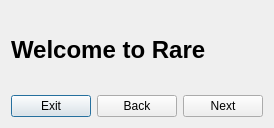
Qt form rare/ui/components/dialogs/login/login_dialog.ui (RareDevs/Rare) before a commit.
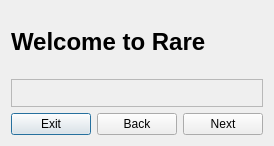
The same form after that commit.

Commit message:
LoginDialog: update to handle exceptions when errors are logged
Also update the forms to fix the dialog being stretched when the
EGL manifest path was too long

What changed in the file:
```diff
--- a/rare/ui/components/dialogs/login/login_dialog.ui
+++ b/rare/ui/components/dialogs/login/login_dialog.ui
@@ -6,8 +6,8 @@
    <rect>
     <x>0</x>
     <y>0</y>
-    <width>241</width>
-    <height>128</height>
+    <width>242</width>
+    <height>146</height>
    </rect>
   </property>
   <property name="windowTitle">
@@ -24,7 +24,7 @@
      </property>
      <property name="sizeHint" stdset="0">
       <size>
-       <width>0</width>
+       <width>17</width>
        <height>17</height>
       </size>
      </property>
@@ -47,14 +47,30 @@
      </property>
      <property name="sizeHint" stdset="0">
       <size>
-       <width>0</width>
+       <width>17</width>
        <height>17</height>
       </size>
      </property>
     </spacer>
    </item>
    <item>
-    <layout class="QVBoxLayout" name="login_stack_layout"/>
+    <widget class="QLabel" name="info_label">
+     <property name="frameShape">
+      <enum>QFrame::Shape::StyledPanel</enum>
+     </property>
+     <property name="frameShadow">
+      <enum>QFrame::Shadow::Sunken</enum>
+     </property>
+     <property name="text">
+      <string/>
+     </property>
+     <property name="alignment">
+      <set>Qt::AlignmentFlag::AlignLeading|Qt::AlignmentFlag::AlignLeft|Qt::AlignmentFlag::AlignTop</set>
+     </property>
+     <property name="wordWrap">
+      <bool>true</bool>
+     </property>
+    </widget>
    </item>
    <item>
     <layout class="QHBoxLayout" name="button_layout">
```
Left out of the diff: 10 changed lines with no effect on the pictures. The commit also changes 10 other files.
